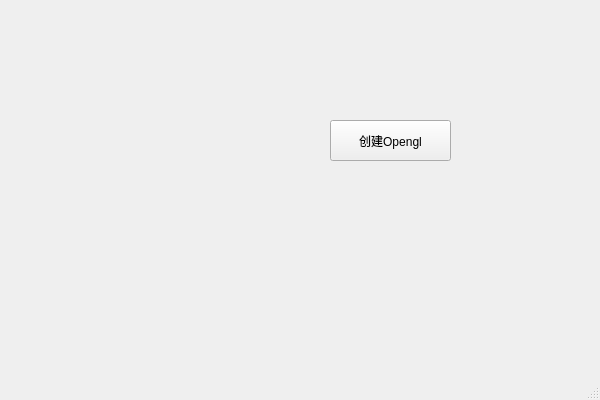
First picture: the form in OpenGLStudy/OpenGLStudy/OpenGLStudy.ui, repository TianYF2020/OpenGL, before the edit.
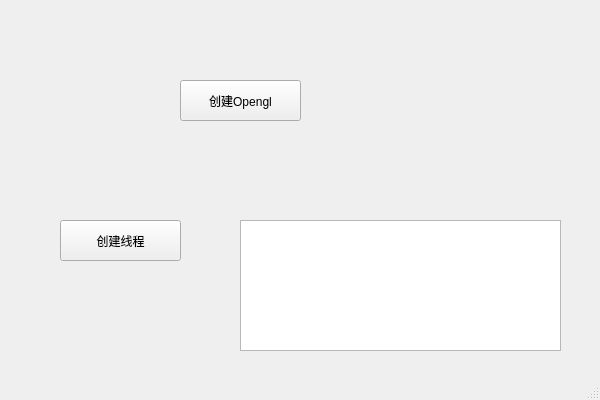
Second picture: the form after the edit.

```diff
--- a/OpenGLStudy/OpenGLStudy/OpenGLStudy.ui
+++ b/OpenGLStudy/OpenGLStudy/OpenGLStudy.ui
@@ -17,8 +17,8 @@
    <widget class="QPushButton" name="BtnCreateGL">
     <property name="geometry">
      <rect>
-      <x>330</x>
-      <y>120</y>
+      <x>180</x>
+      <y>80</y>
       <width>121</width>
       <height>41</height>
      </rect>
@@ -27,6 +27,29 @@
      <string>创建Opengl</string>
     </property>
    </widget>
+   <widget class="QPushButton" name="BtnCreateThread">
+    <property name="geometry">
+     <rect>
+      <x>60</x>
+      <y>220</y>
+      <width>121</width>
+      <height>41</height>
+     </rect>
+    </property>
+    <property name="text">
+     <string>创建线程</string>
+    </property>
+   </widget>
+   <widget class="QTextEdit" name="textEdit">
+    <property name="geometry">
+     <rect>
+      <x>240</x>
+      <y>220</y>
+      <width>321</width>
+      <height>131</height>
+     </rect>
+    </property>
+   </widget>
   </widget>
   <widget class="QStatusBar" name="statusBar"/>
  </widget>
```
